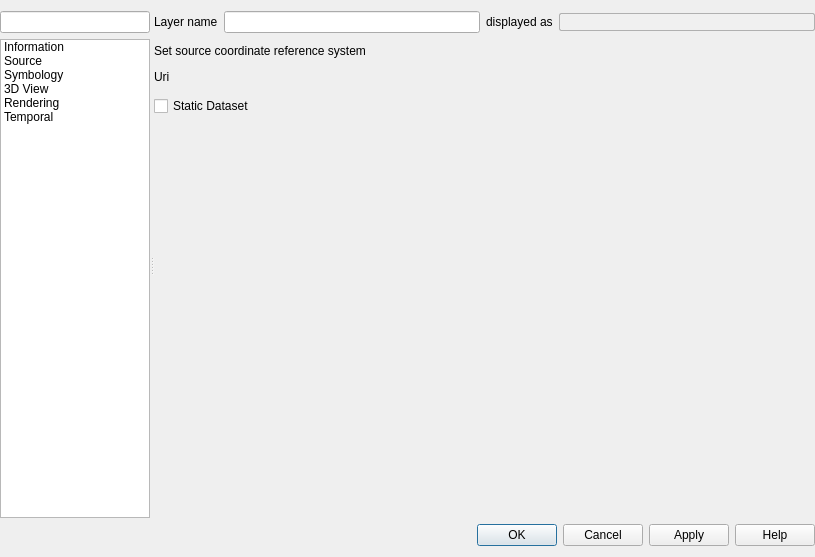
First picture: the form in src/ui/mesh/qgsmeshlayerpropertiesbase.ui, repository qgis/QGIS, before the edit.
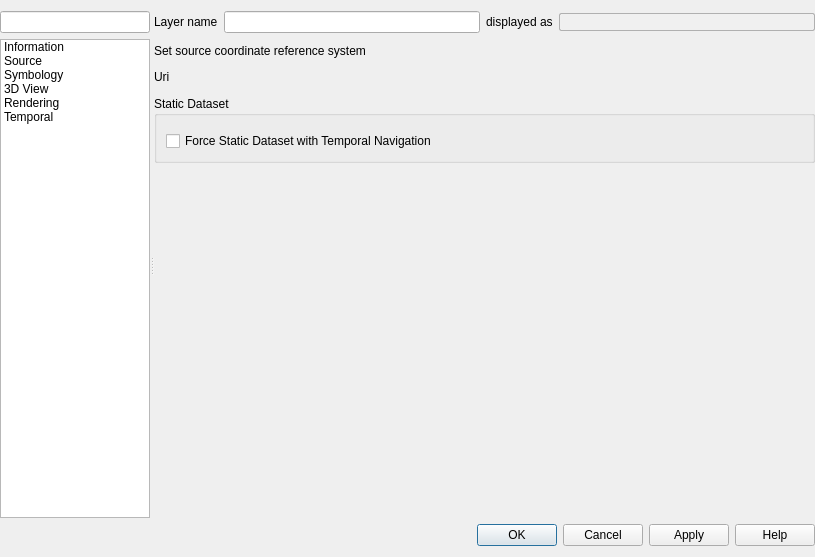
Second picture: the form after the edit. The open tabs and pages were chosen to show the change. Icons and pictures are not drawn. Custom widgets are drawn as their Qt base class.

Commit message: never hide static dataset widget

Diff of the .ui file:
```diff
--- a/src/ui/mesh/qgsmeshlayerpropertiesbase.ui
+++ b/src/ui/mesh/qgsmeshlayerpropertiesbase.ui
@@ -342,12 +342,11 @@
                 <widget class="QgsMeshDatasetGroupTreeWidget" name="mDatasetGroupTreeWidget" native="true"/>
                </item>
                <item>
-                <widget class="QCheckBox" name="mTemporalStaticDatasetCheckBox">
-                 <property name="text">
+                <widget class="QGroupBox" name="groupBox">
+                 <property name="title">
                   <string>Static Dataset</string>
                  </property>
-                </widget>
-               </item>
+                 <layout class="QVBoxLayout" name="verticalLayout_7">
                <item>
                 <widget class="QgsMeshStaticDatasetWidget" name="mStaticScalarWidget" native="true">
                  <property name="minimumSize">
@@ -356,6 +355,19 @@
                    <height>0</height>
                   </size>
                  </property>
+                   </widget>
+                  </item>
+                  <item>
+                   <widget class="QCheckBox" name="mTemporalStaticDatasetCheckBox">
+                    <property name="toolTip">
+                     <string>Static dataset even if the temporal navigation is on</string>
+                    </property>
+                    <property name="text">
+                     <string>Force Static Dataset with Temporal Navigation</string>
+                    </property>
+                   </widget>
+                  </item>
+                 </layout>
                 </widget>
                </item>
                <item>
```
Lines whose indentation alone changed are shown as unchanged. The commit also changes 3 other files.
